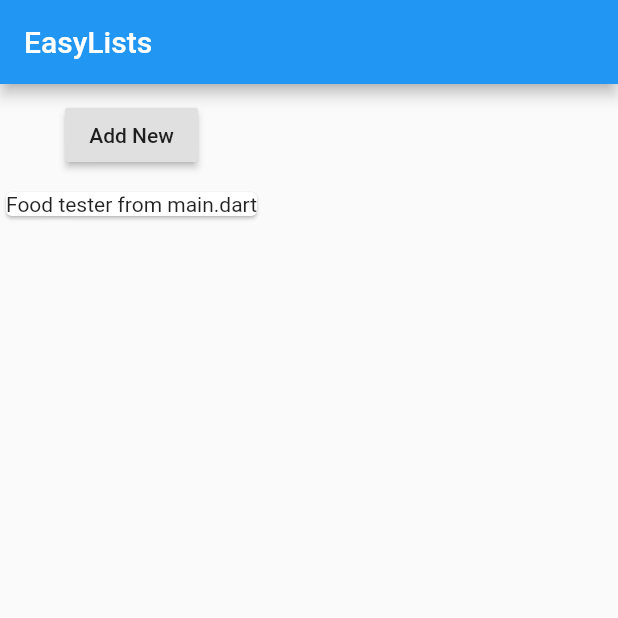
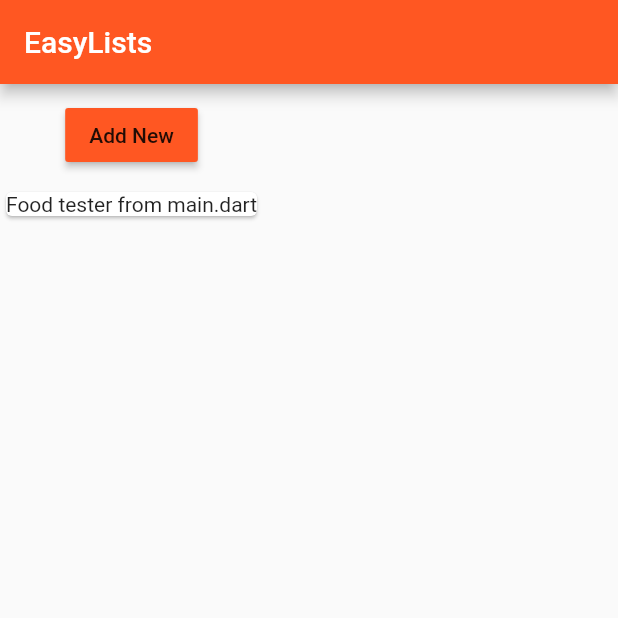
Before and after one commit to thotranphuoc/flutter1, a Flutter app: the screen it shows after launch, on a phone screen of 412 x 824 dp, the top half of it. Run offline on Flutter 3.47's test engine with Material 2 defaults, Android fonts, the phone set to English and light mode, and no system bars.

Commit message:
v0.0.8: how to add theme to app

```diff
--- a/lib/main.dart
+++ b/lib/main.dart
@@ -11,6 +11,10 @@ class MyApp extends StatelessWidget {
   Widget build(BuildContext context) {
     // TODO: implement build
     return MaterialApp(
+      theme: ThemeData(
+          brightness: Brightness.light,
+          primarySwatch: Colors.deepOrange,
+          accentColor: Colors.deepPurple),
       home: Scaffold(
         appBar: AppBar(
           title: Text('EasyLists'),
--- a/lib/product_manager.dart
+++ b/lib/product_manager.dart
@@ -4,7 +4,7 @@ import './products.dart';
 
 class ProductManager extends StatefulWidget {
   final String startingProduct;
-  ProductManager(this.startingProduct){
+  ProductManager(this.startingProduct) {
     print('[ProductManager] constructor()');
   }
   @override
@@ -26,11 +26,11 @@ class _ProductManagerState extends State<ProductManager> {
   }
 
   @override
-    void didUpdateWidget(ProductManager oldWidget) {
-      // TODO: implement didUpdateWidget
-      print('[ProductManagerState] didUpdateWidget()');
-      super.didUpdateWidget(oldWidget);
-    }
+  void didUpdateWidget(ProductManager oldWidget) {
+    // TODO: implement didUpdateWidget
+    print('[ProductManagerState] didUpdateWidget()');
+    super.didUpdateWidget(oldWidget);
+  }
 
   @override
   Widget build(BuildContext context) {
@@ -41,6 +41,7 @@ class _ProductManagerState extends State<ProductManager> {
         Container(
           margin: EdgeInsets.all(10.0),
           child: RaisedButton(
+            color: Theme.of(context).primaryColor,
             onPressed: () {
               setState(() {
                 _products.add('New Food Tester');
```
